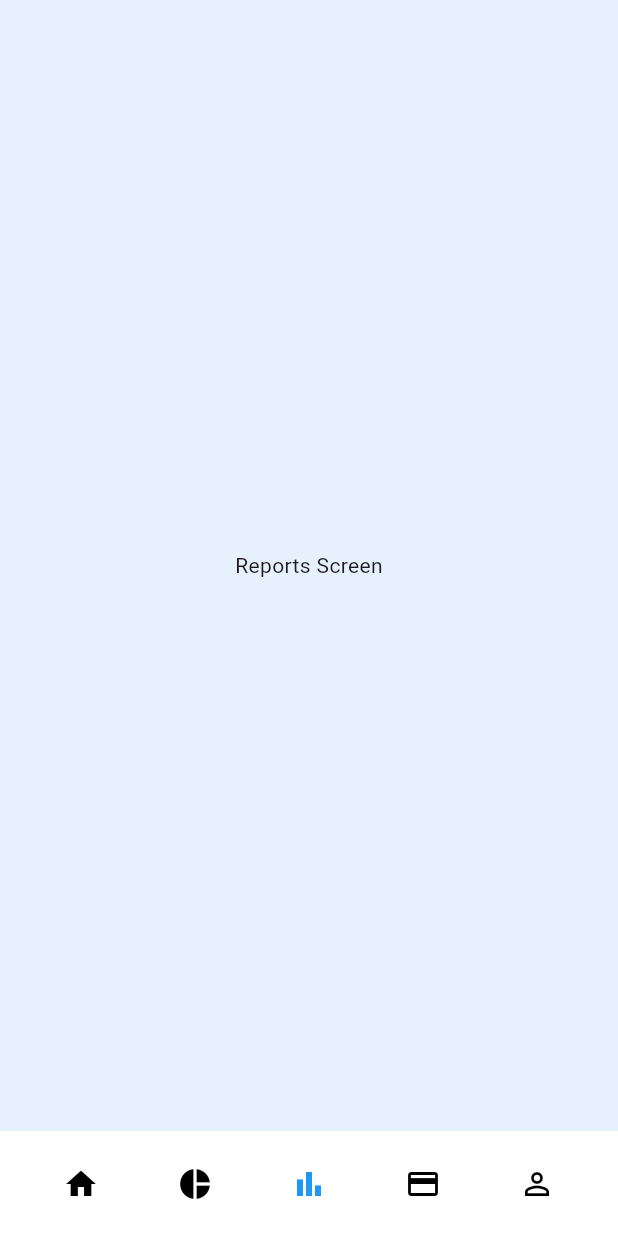
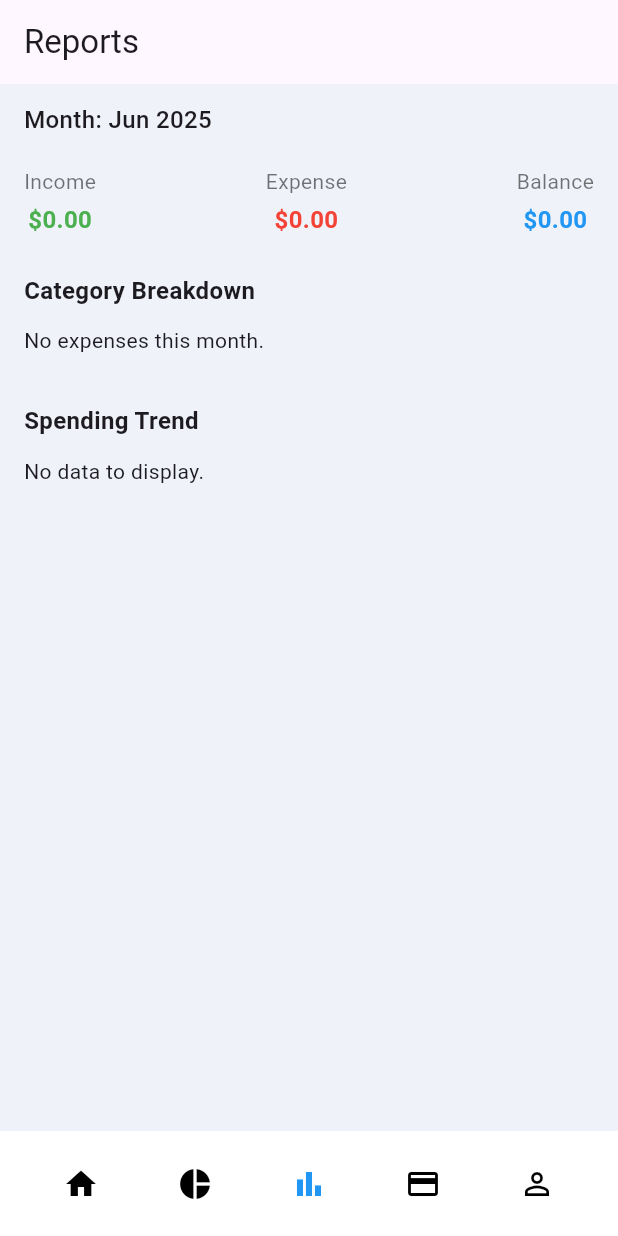
Before and after one commit to abdullamaqsood/appdev_project, a Flutter app: the DashboardScreen screen opened directly, item 3 of the bottom bar chosen, on a phone screen of 412 x 824 dp. Run offline on Flutter 3.47's test engine with Material 3 defaults, Android fonts, the phone set to English and light mode, and no system bars; our stand-ins replace cloud_firestore, firebase_auth, firebase_core, fl_chart, flutter_bloc, google_sign_in; accounts and stored records are empty; network calls fail.

Commit message:
reports added

```diff
--- a/lib/data/repositories/expense_repository.dart
+++ b/lib/data/repositories/expense_repository.dart
@@ -6,6 +6,7 @@ class ExpenseRepository {
   final FirebaseFirestore _firestore = FirebaseFirestore.instance;
   final FirebaseAuth _auth = FirebaseAuth.instance;
 
+  /// Add or update an expense
   Future<void> addExpense(ExpenseModel expense) async {
     final uid = _auth.currentUser?.uid;
     if (uid == null) throw Exception("User not logged in");
@@ -18,6 +19,7 @@ class ExpenseRepository {
         .set(expense.toMap());
   }
 
+  /// Fetch all expenses (sorted by date desc)
   Future<List<ExpenseModel>> fetchUserExpenses() async {
     final uid = _auth.currentUser?.uid;
     if (uid == null) throw Exception("User not logged in");
@@ -34,6 +36,29 @@ class ExpenseRepository {
         .toList();
   }
 
+  /// Fetch expenses filtered by a specific month (for reports)
+  Future<List<ExpenseModel>> fetchUserExpensesByMonth(DateTime month) async {
+    final uid = _auth.currentUser?.uid;
+    if (uid == null) throw Exception("User not logged in");
+
+    final start = DateTime(month.year, month.month, 1);
+    final end = DateTime(month.year, month.month + 1, 1);
+
+    final snapshot = await _firestore
+        .collection('users')
+        .doc(uid)
+        .collection('expenses')
+        .where('date', isGreaterThanOrEqualTo: start.toIso8601String())
+        .where('date', isLessThan: end.toIso8601String())
+        .orderBy('date', descending: true)
+        .get();
+
+    return snapshot.docs
+        .map((doc) => ExpenseModel.fromMap(doc.data()))
+        .toList();
+  }
+
+  /// Delete a specific expense
   Future<void> deleteExpense(String id) async {
     final uid = _auth.currentUser?.uid;
     if (uid == null) throw Exception("User not logged in");
--- a/lib/data/repositories/income_repository.dart
+++ b/lib/data/repositories/income_repository.dart
@@ -32,6 +32,25 @@ class IncomeRepository {
     return snapshot.docs.map((doc) => IncomeModel.fromMap(doc.data())).toList();
   }
 
+  Future<List<IncomeModel>> fetchUserIncomeByMonth(DateTime month) async {
+    final uid = _auth.currentUser?.uid;
+    if (uid == null) throw Exception("User not logged in");
+
+    final start = DateTime(month.year, month.month, 1);
+    final end = DateTime(month.year, month.month + 1, 1);
+
+    final snapshot = await _firestore
+        .collection('users')
+        .doc(uid)
+        .collection('income')
+        .where('date', isGreaterThanOrEqualTo: start.toIso8601String())
+        .where('date', isLessThan: end.toIso8601String())
+        .orderBy('date', descending: true)
+        .get();
+
+    return snapshot.docs.map((doc) => IncomeModel.fromMap(doc.data())).toList();
+  }
+
   Future<void> deleteIncome(String id) async {
     final uid = _auth.currentUser?.uid;
     if (uid == null) throw Exception("User not logged in");
--- a/lib/presentation/screens/dashboard/dashboard_screen.dart
+++ b/lib/presentation/screens/dashboard/dashboard_screen.dart
@@ -13,6 +13,7 @@ import 'widgets/fab_popup.dart';
 import '../expense/add_expense_screen.dart';
 import '../income/add_income_screen.dart';
 import '../budget/budget_screen.dart';
+import '../reports/reports_screen.dart';
 
 class DashboardScreen extends StatefulWidget {
   const DashboardScreen({super.key});
@@ -61,7 +62,7 @@ class _DashboardScreenState extends State<DashboardScreen> {
     final screens = [
       _buildDashboardContent(),
       BudgetScreen(onTabSelected: (i) => setState(() => _selectedIndex = i)),
-      const Center(child: Text("Reports Screen")), // Placeholder
+      const ReportsScreen(),
       const Center(child: Text("Debt Screen")),
       const Center(child: Text("Profile Screen")),
     ];
--- /dev/null
+++ b/lib/presentation/screens/reports/reports_screen.dart
@@ -0,0 +1,237 @@
+import 'package:flutter/material.dart';
+import 'package:fl_chart/fl_chart.dart';
+import 'package:intl/intl.dart';
+import '../../../data/repositories/expense_repository.dart';
+import '../../../data/repositories/income_repository.dart';
+import '../../../data/models/expense_model.dart';
+import '../../../data/models/income_model.dart';
+
+class ReportsScreen extends StatefulWidget {
+  const ReportsScreen({super.key});
+
+  @override
+  State<ReportsScreen> createState() => _ReportsScreenState();
+}
+
+class _ReportsScreenState extends State<ReportsScreen> {
+  final DateTime currentMonth =
+      DateTime(DateTime.now().year, DateTime.now().month);
+  List<ExpenseModel> expenses = [];
+  double totalIncome = 0.0;
+  bool loading = true;
+
+  @override
+  void initState() {
+    super.initState();
+    _loadData();
+  }
+
+  Future<void> _loadData() async {
+    setState(() => loading = true);
+
+    final expenseData =
+        await ExpenseRepository().fetchUserExpensesByMonth(currentMonth);
+    final incomeData =
+        await IncomeRepository().fetchUserIncomeByMonth(currentMonth);
+
+    setState(() {
+      expenses = expenseData;
+      totalIncome = incomeData.fold(0.0, (sum, income) => sum + income.amount);
+      loading = false;
+    });
+  }
+
+  Map<String, double> _categoryTotals() {
+    final Map<String, double> totals = {};
+    for (var e in expenses) {
+      totals[e.category] = (totals[e.category] ?? 0) + e.amount;
+    }
+    return totals;
+  }
+
+  List<BarChartGroupData> _barChartData() {
+    final Map<int, double> dailyTotals = {};
+    for (var e in expenses) {
+      int day = e.date.day;
+      dailyTotals[day] = (dailyTotals[day] ?? 0) + e.amount;
+    }
+
+    return dailyTotals.entries.map((entry) {
+      return BarChartGroupData(
+        x: entry.key,
+        barRods: [
+          BarChartRodData(
+            toY: entry.value,
+            color: Colors.blue,
+            width: 10,
+            borderRadius: BorderRadius.circular(4),
+          ),
+        ],
+      );
+    }).toList()
+      ..sort((a, b) => a.x.compareTo(b.x));
+  }
+
+  @override
+  Widget build(BuildContext context) {
+    final categoryData = _categoryTotals();
+    final barGroups = _barChartData();
+    final totalExpense = expenses.fold(0.0, (sum, e) => sum + e.amount);
+    final balance = totalIncome - totalExpense;
+    final double maxY = barGroups.isEmpty
+        ? 10
+        : barGroups
+                .map((e) => e.barRods.first.toY)
+                .reduce((a, b) => a > b ? a : b) +
+            10;
+
+    return Scaffold(
+      appBar: AppBar(title: const Text("Reports")),
+      body: loading
+          ? const Center(child: CircularProgressIndicator())
+          : Padding(
+              padding: const EdgeInsets.symmetric(horizontal: 16, vertical: 12),
+              child: ListView(
+                children: [
+                  Text("Month: ${DateFormat.yMMM().format(currentMonth)}",
+                      style: const TextStyle(
+                          fontSize: 16, fontWeight: FontWeight.w500)),
+                  const SizedBox(height: 20),
+
+                  // Summary Row
+                  Row(
+                    mainAxisAlignment: MainAxisAlignment.spaceBetween,
+                    children: [
+                      _summaryTile("Income", totalIncome, Colors.green),
+                      _summaryTile("Expense", totalExpense, Colors.red),
+                      _summaryTile("Balance", balance,
+                          balance >= 0 ? Colors.blue : Colors.redAccent),
+                    ],
+                  ),
+                  const SizedBox(height: 24),
+
+                  // Category Breakdown
+                  const Text("Category Breakdown",
+                      style:
+                          TextStyle(fontSize: 16, fontWeight: FontWeight.w600)),
+                  const SizedBox(height: 12),
+                  categoryData.isEmpty
+                      ? const Text("No expenses this month.")
+                      : Column(
+                          children: categoryData.entries.map((e) {
+                            return Container(
+                              margin: const EdgeInsets.symmetric(vertical: 4),
+                              padding: const EdgeInsets.symmetric(
+                                  vertical: 12, horizontal: 12),
+                              decoration: BoxDecoration(
+                                color: Colors.white,
+                                borderRadius: BorderRadius.circular(10),
+                                boxShadow: [
+                                  BoxShadow(
+                                      color: Colors.grey.shade200,
+                                      blurRadius: 5)
+                                ],
+                              ),
+                              child: Row(
+                                mainAxisAlignment:
+                                    MainAxisAlignment.spaceBetween,
+                                children: [
+                                  Row(
+                                    children: [
+                                      const Icon(Icons.label_outline,
+                                          size: 20, color: Colors.grey),
+                                      const SizedBox(width: 8),
+                                      Text(e.key,
+                                          style: const TextStyle(
+                                              fontSize: 15,
+                                              fontWeight: FontWeight.w500)),
+                                    ],
+                                  ),
+                                  Text("\$${e.value.toStringAsFixed(2)}",
+                                      style: const TextStyle(
+                                          fontWeight: FontWeight.w600)),
+                                ],
+                              ),
+                            );
+                          }).toList(),
+                        ),
+
+                  const SizedBox(height: 32),
+
+                  // Spending Trend
+                  const Text("Spending Trend",
+                      style:
+                          TextStyle(fontSize: 16, fontWeight: FontWeight.w600)),
+                  const SizedBox(height: 12),
+                  barGroups.isEmpty
+                      ? const Text("No data to display.")
+                      : SizedBox(
+                          height: 220,
+                          child: BarChart(
+                            BarChartData(
+                              // barTouchData: BarTouchData(enabled: false),
+                              barGroups: barGroups,
+                              gridData: FlGridData(show: true),
+                              borderData: FlBorderData(show: false),
+                              maxY: barGroups.isEmpty ? 10 : null,
+                              alignment: BarChartAlignment.start,
+                              titlesData: FlTitlesData(
+                                bottomTitles: AxisTitles(
+                                  sideTitles: SideTitles(
+                                    showTitles: true,
+                                    interval: 1,
+                                    getTitlesWidget: (value, meta) {
+                                      return Padding(
+                                        padding: const EdgeInsets.only(top: 6),
+                                        child: Text(
+                                          value.toInt().toString(),
+                                          style: const TextStyle(fontSize: 10),
+                                        ),
+                                      );
+                                    },
+                                  ),
+                                ),
+                                leftTitles: AxisTitles(
+                                  sideTitles: SideTitles(
+                                    showTitles: true,
+                                    reservedSize: 28,
+                                    interval: maxY > 50 ? 20 : 10,
+                                    getTitlesWidget: (value, _) => Text(
+                                      "\$${value.toInt()}",
+                                      style: const TextStyle(fontSize: 10),
+                                    ),
+                                  ),
+                                ),
+                                topTitles: AxisTitles(
+                                  sideTitles: SideTitles(showTitles: false),
+                                ),
+                                rightTitles: AxisTitles(
+                                  sideTitles: SideTitles(showTitles: false),
+                                ),
+                              ),
+                            ),
+                          ),
+                        ),
+
+                  const SizedBox(height: 32),
+                ],
+              ),
+            ),
+    );
+  }
+
+  Widget _summaryTile(String label, double amount, Color color) {
+    return Column(
+      children: [
+        Text(label,
+            style: const TextStyle(fontSize: 14, color: Colors.black54)),
+        const SizedBox(height: 4),
+        Text(
+          "\$${amount.toStringAsFixed(2)}",
+          style: TextStyle(
+              fontWeight: FontWeight.bold, fontSize: 16, color: color),
+        ),
+      ],
+    );
+  }
+}
--- a/pubspec.yaml
+++ b/pubspec.yaml
@@ -43,6 +43,7 @@ dependencies:
   cloud_firestore: ^5.6.7
   intl: ^0.20.2
   uuid: ^4.5.1
+  fl_chart: ^0.71.0
 
 dev_dependencies:
   flutter_test:
```
